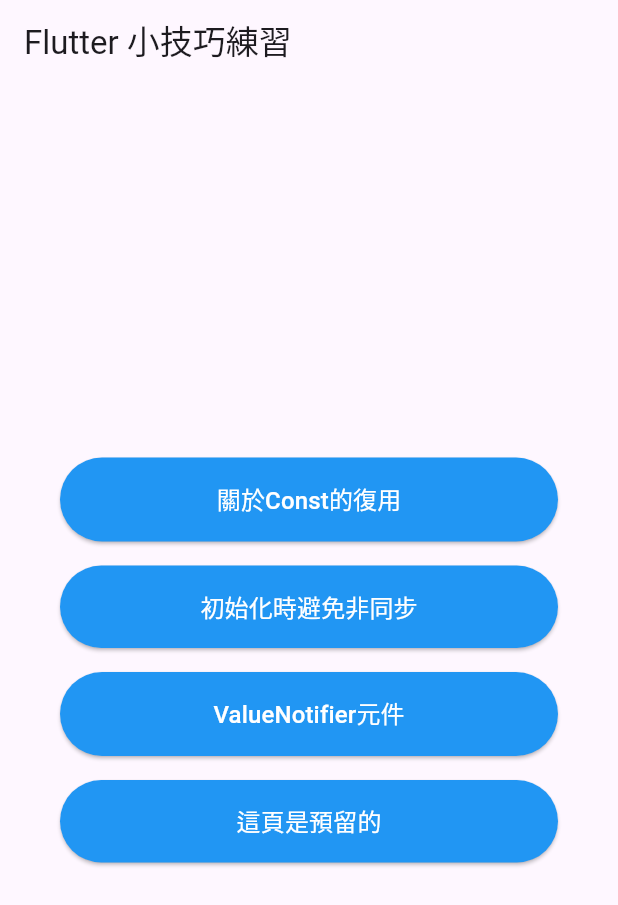
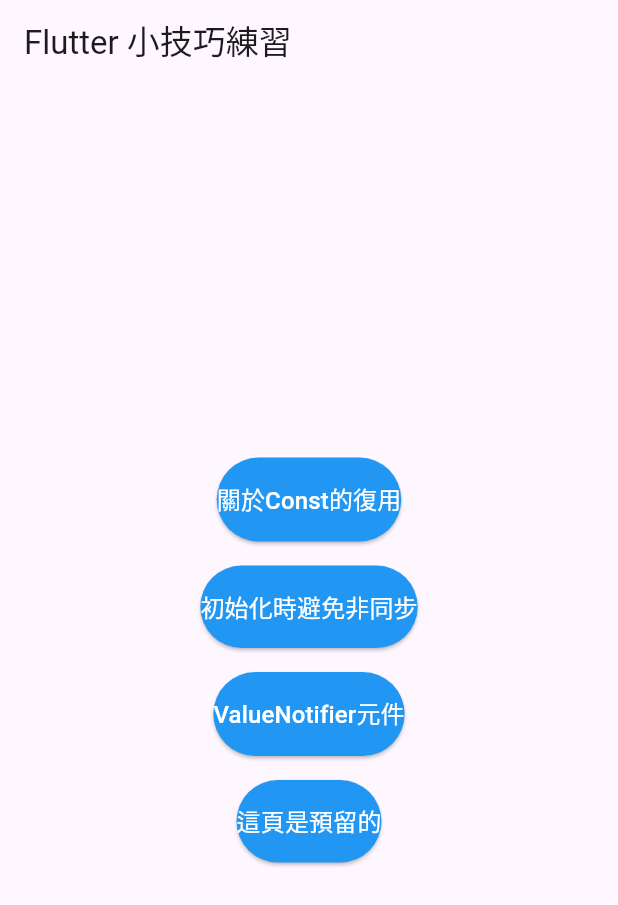
Before and after one commit to cccsdxtw/test_flutter_tips, a Flutter app: the screen it shows after launch, on a phone screen of 412 x 824 dp. Shown: the top 905 px of the screen. Run offline on Flutter 3.47's test engine with Material 3 defaults, Android fonts, the phone set to English and light mode, and no system bars; our stand-ins replace get, logger.

Commit message:
UI系- 共用按鈕避免跑版

```diff
--- a/lib/element/tip_button.dart
+++ b/lib/element/tip_button.dart
@@ -1,5 +1,3 @@
-import 'package:flutter/material.dart';
-
 class TipButton extends StatelessWidget {
   final String text;
   final VoidCallback onPressed;
@@ -10,6 +8,8 @@
   Widget build(BuildContext context) {
     return Container(
       margin: const EdgeInsets.symmetric(vertical: 8),
+      child: Align(
+        alignment: Alignment.center,  // 可以設置居中
         child: ElevatedButton(
           onPressed: onPressed,
           style: ElevatedButton.styleFrom(
@@ -25,6 +25,7 @@
             style: const TextStyle(fontSize: 16),
           ),
         ),
+      ),
     );
   }
 }
```
Lines whose indentation alone changed are shown as unchanged.
